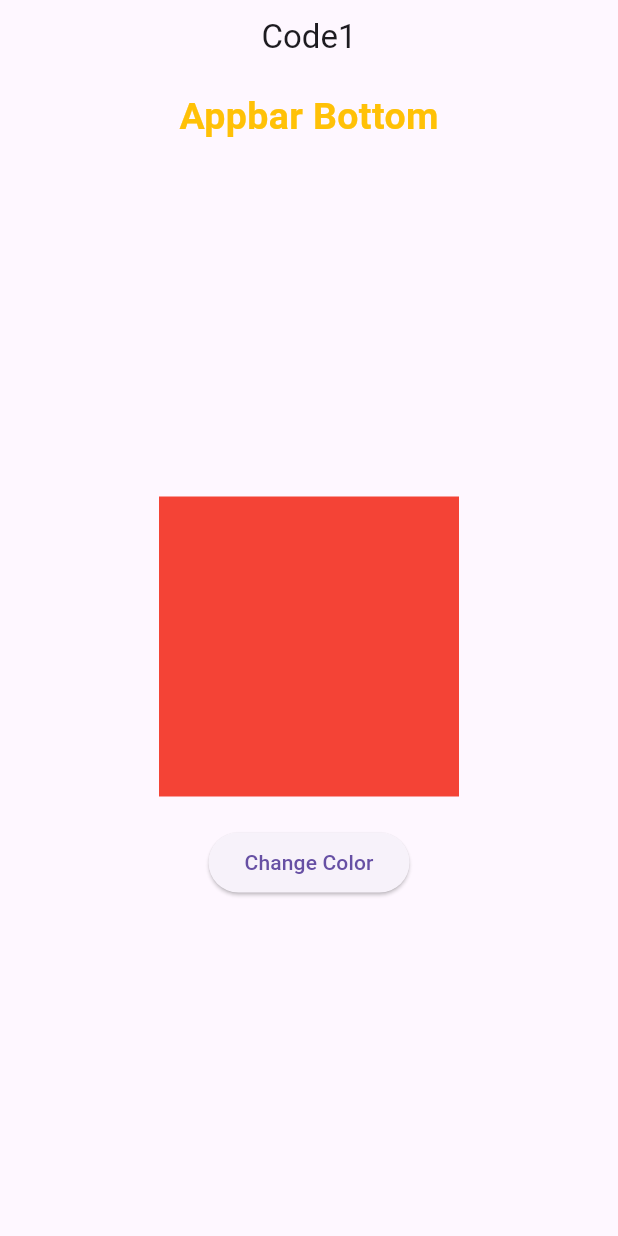
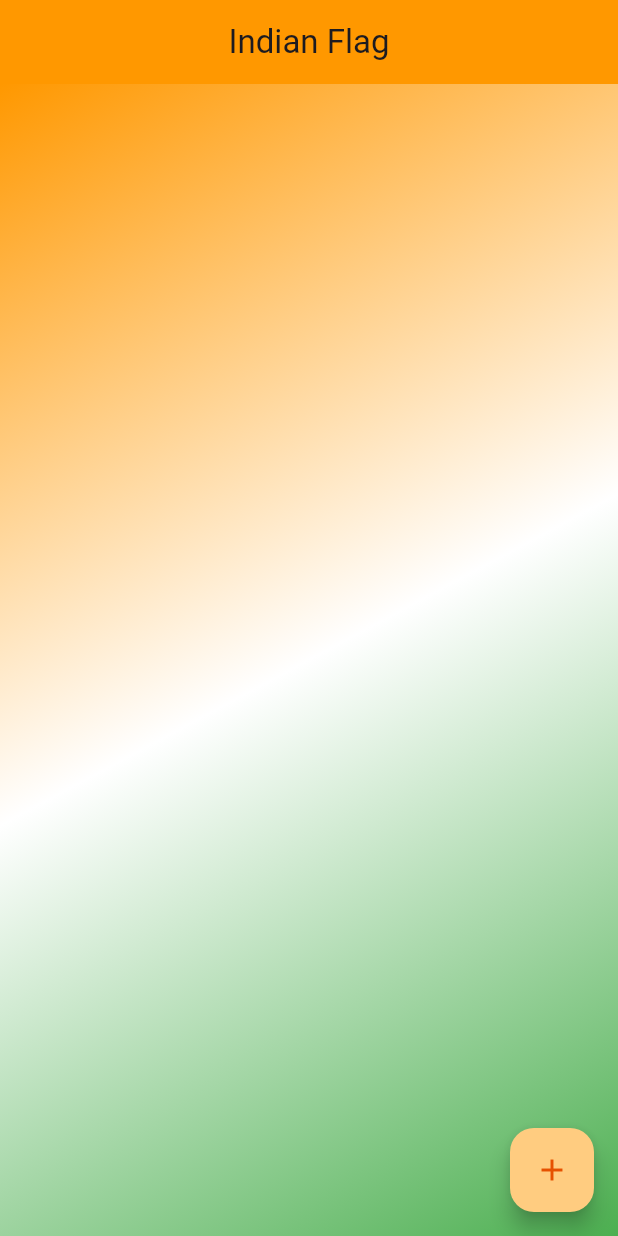
Before and after one commit to mayur-vishwakarma/c2w_flutter, a Flutter app: the screen it shows after launch, on a phone screen of 412 x 824 dp. Run offline on Flutter 3.47's test engine with Material 3 defaults, Android fonts, the phone set to English and light mode, and no system bars; our stand-ins replace google_fonts.

Commit message:
India Flag

```diff
--- /dev/null
+++ b/c2w_assignments/lib/IndianFlag/indianflagonclick.dart
@@ -0,0 +1,95 @@
+import 'package:flutter/material.dart';
+
+class IndianFlagOnCLick extends StatefulWidget {
+  const IndianFlagOnCLick({super.key});
+
+  @override
+  State<IndianFlagOnCLick> createState() => _IndianFlagOnCLickState();
+}
+
+class _IndianFlagOnCLickState extends State<IndianFlagOnCLick> {
+  int count = 0;
+  @override
+  Widget build(BuildContext context) {
+    return Scaffold(
+      appBar: AppBar(
+        title: const Text(
+          'Indian Flag',
+        ),
+        centerTitle: true,
+        backgroundColor: Colors.orange,
+      ),
+      floatingActionButton: FloatingActionButton(
+          backgroundColor: Colors.orange.shade200,
+          onPressed: () {
+            setState(
+              () {
+                if (count > 5) {
+                  count = 0;
+                }
+                count = count + 1;
+              },
+            );
+          },
+          child: Icon(
+            Icons.add,
+            color: Colors.orange.shade900,
+          )),
+      body: Container(
+        height: MediaQuery.of(context).size.height,
+        width: MediaQuery.of(context).size.width,
+        decoration: const BoxDecoration(
+          gradient: LinearGradient(
+            begin: Alignment.topLeft,
+            end: Alignment.bottomRight,
+            colors: [
+              Colors.orange,
+              Colors.white,
+              Colors.green,
+            ],
+          ),
+        ),
+        child: Row(
+          mainAxisAlignment: MainAxisAlignment.center,
+          crossAxisAlignment: CrossAxisAlignment.start,
+          children: [
+            if (count >= 1)
+              Container(
+                height: 590,
+                width: 20,
+                color: Colors.grey,
+              ),
+            Column(
+              children: [
+                if (count >= 2)
+                  Container(
+                    height: 80,
+                    width: 300,
+                    color: Colors.orange,
+                  ),
+                if (count >= 3)
+                  Container(
+                      height: 80,
+                      width: 300,
+                      color: Colors.white,
+                      child: count >= 4
+                          ? Center(
+                              child: Image.network(
+                                "https://upload.wikimedia.org/wikipedia/commons/thumb/1/17/Ashoka_Chakra.svg/768px-Ashoka_Chakra.svg.png",
+                              ),
+                            )
+                          : null),
+                if (count >= 5)
+                  Container(
+                    height: 80,
+                    width: 300,
+                    color: Colors.green,
+                  )
+              ],
+            )
+          ],
+        ),
+      ),
+    );
+  }
+}
--- a/c2w_assignments/lib/Stateful_Assignments/assignment2.dart
+++ b/c2w_assignments/lib/Stateful_Assignments/assignment2.dart
@@ -39,7 +39,7 @@ class _Assignment2State extends State<Assignment2> {
                   ElevatedButton(
                     onPressed: () {
                       setState(() {
-                        boxColor1 = true;
+                        boxColor1 = !boxColor1;
                       });
                     },
                     child: const Text("Button 1"),
@@ -60,7 +60,7 @@ class _Assignment2State extends State<Assignment2> {
                   ElevatedButton(
                     onPressed: () {
                       setState(() {
-                        boxColor2 = true;
+                        boxColor2 = !boxColor2;
                       });
                     },
                     child: const Text("Button 2"),
--- a/c2w_assignments/lib/main.dart
+++ b/c2w_assignments/lib/main.dart
@@ -1,10 +1,11 @@
+
 
 import 'package:flutter/material.dart';
 
 //import 'package:c2w_assignments/Assignments/Assignment1.dart';
 //import 'package:c2w_assignments/Assignments/Assignment2.dart';
 //import 'package:c2w_assignments/Assignments/Assignment3.dart';
-//import 'package:c2w_assignments/Assignments/Assignment4.dart';
+//imp  ort 'package:c2w_assignments/Assignments/Assignment4.dart';
 //import 'package:c2w_assignments/Stateful_Assignments/assignment1.dart';
 //import 'package:c2w_assignments/Stateful_Assignments/assignment2.dart';
 //import 'package:c2w_assignments/Stateful_Assignments/assignment3.dart';
@@ -22,7 +23,9 @@ import 'package:flutter/material.dart';
 //import 'package:c2w_assignments/Assignment11/assignment8.dart';
 //import 'package:c2w_assignments/Assignment11/assignment9.dart';
 //import 'package:c2w_assignments/Assignment11/assignment10.dart';
-import 'package:c2w_assignments/ClassCodes/changeColorOfContainer.dart';
+//import 'package:c2w_assignments/ClassCodes/changeColorOfContainer.dart';
+//import 'package:c2w_assignments/IndianFlag/indiaFlag.dart';
+import 'package:c2w_assignments/IndianFlag/indianflagonclick.dart';
 
 void main() {
   runApp(const MyApp());
@@ -35,7 +38,7 @@ class MyApp extends StatelessWidget {
   Widget build(BuildContext context) {
     return const MaterialApp(
       debugShowCheckedModeBanner: false,
-      home: Code1(),
+      home: IndianFlagOnCLick(),
     );
   }
 }
```
Also changed, not shown: c2w_assignments/lib/IndianFlag/indiaFlag.dart (added, +68 -0 lines).
